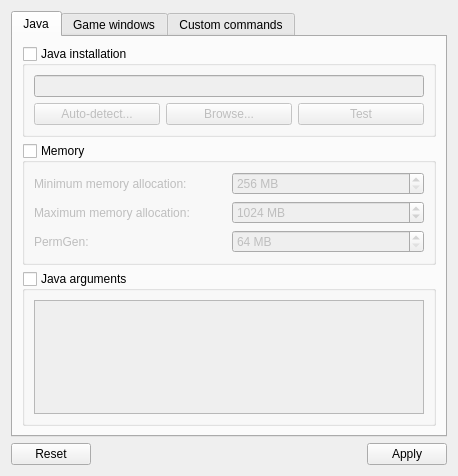
The window that gui/pages/InstanceSettingsPage.ui (FreesmTeam/FreesmLauncher) describes before a commit, drawn with Qt 5.
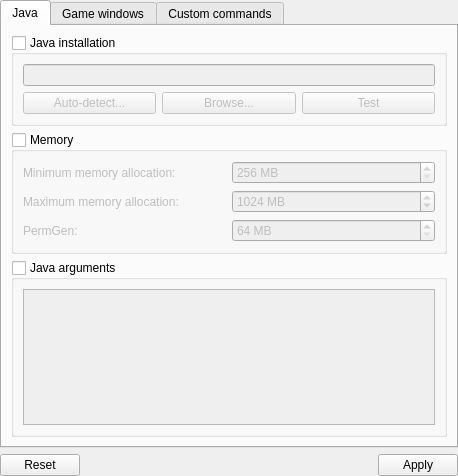
The same window after the commit.

Commit message: Remove margins from settings page.

Diff of the .ui file:
```diff
--- a/gui/pages/InstanceSettingsPage.ui
+++ b/gui/pages/InstanceSettingsPage.ui
@@ -14,6 +14,18 @@
    <string>Form</string>
   </property>
   <layout class="QVBoxLayout" name="verticalLayout">
+   <property name="leftMargin">
+    <number>0</number>
+   </property>
+   <property name="topMargin">
+    <number>0</number>
+   </property>
+   <property name="rightMargin">
+    <number>0</number>
+   </property>
+   <property name="bottomMargin">
+    <number>0</number>
+   </property>
    <item>
     <widget class="QTabWidget" name="settingsTabs">
      <property name="tabShape">
```
